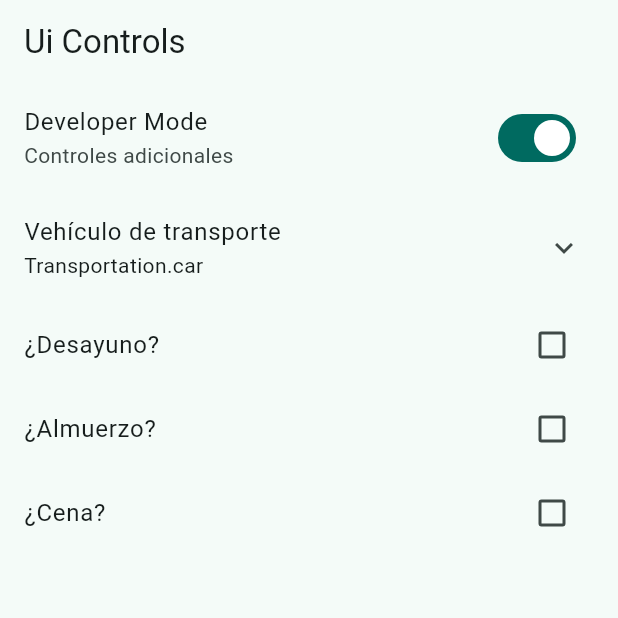
After one commit to jnovizki/widgets_app, a Flutter app: the UiControlsScreen screen opened by its route, on a phone screen of 412 x 824 dp, the top half of it. The commit adds this screen. Run offline on Flutter 3.47's test engine with Material 3 defaults, Android fonts, the phone set to English and light mode, and no system bars; our stand-ins replace go_router.

Commit message:
ui screen terminado

```diff
--- a/lib/config/menu/menu_items.dart
+++ b/lib/config/menu/menu_items.dart
@@ -41,4 +41,11 @@ const appMenuItems = <MenuItem>[
     icon: Icons.check_box_outlined),
 
 
+ MenuItem(
+    title: 'Ui Controls + Tiles',
+    subTitle: 'Una serie de controles de Flutter',
+    link:'/ui-controls',
+    icon: Icons.car_rental_outlined),
+
+
 ];
--- a/lib/config/router/app_router.dart
+++ b/lib/config/router/app_router.dart
@@ -37,5 +37,11 @@ final appRouter = GoRouter(
       name: AnimatedScreen.name,
       builder: (context, state) => AnimatedScreen(),
     ),
+
+    GoRoute(
+      path: '/ui-controls',
+      name: UiControlsScreen.name,
+      builder: (context, state) => UiControlsScreen(),
+    ),
   ],
 );
--- a/lib/main.dart
+++ b/lib/main.dart
@@ -15,7 +15,7 @@ class MainApp extends StatelessWidget {
       title: 'Flutter Widgets',
       routerConfig: appRouter,
       debugShowCheckedModeBanner: false,
-      theme: AppTheme(selectedColor: 0).getTheme(),
+      theme: AppTheme(selectedColor: 1).getTheme(),
     );
   }
 }
--- a/lib/presentation/screens/screens.dart
+++ b/lib/presentation/screens/screens.dart
@@ -6,4 +6,4 @@ export 'package:widgets_app/presentation/screens/home/home_screen.dart';
 export 'package:widgets_app/presentation/screens/infinite_scroll/infinite_scroll_screen.dart';
 export 'package:widgets_app/presentation/screens/progress/progress_screen.dart';
 export 'package:widgets_app/presentation/screens/snackbars/snackbar_screen.dart';
-export 'package:widgets_app/presentation/screens/ui_controlls/ui_constrolls_screen.dart';
+export 'package:widgets_app/presentation/screens/ui-controls/ui_constrolls_screen.dart';
--- /dev/null
+++ b/lib/presentation/screens/ui-controls/ui_constrolls_screen.dart
@@ -0,0 +1,126 @@
+import 'package:flutter/material.dart';
+
+class UiControlsScreen extends StatelessWidget {
+  static const name = 'ui_controlls_screen';
+  const UiControlsScreen({super.key});
+
+  @override
+  Widget build(BuildContext context) {
+    return Scaffold(
+      appBar: AppBar(title: const Text('Ui Controls')),
+      body: _UiControllsView(),
+    );
+  }
+}
+
+class _UiControllsView extends StatefulWidget {
+  const _UiControllsView();
+
+  @override
+  State<_UiControllsView> createState() => _UiControllsViewState();
+}
+
+enum Transportation { car, plane, boat, submarine }
+bool wantsBreakfast = false;
+bool wantsLunch = false;
+bool wantsDinner = false;
+
+
+class _UiControllsViewState extends State<_UiControllsView> {
+  bool isDeveloper = true;
+  Transportation selectedTransportation = Transportation.car;
+
+  @override
+  Widget build(BuildContext context) {
+    return ListView(
+      physics: ClampingScrollPhysics(),
+      children: [
+        SwitchListTile(
+          title: Text('Developer Mode'),
+          subtitle: Text('Controles adicionales'),
+          value: isDeveloper,
+          onChanged: (value) => {
+            setState(() {
+              isDeveloper = !isDeveloper;
+            }),
+          },
+        ),
+
+        ExpansionTile(
+          title: Text('Vehículo de transporte'),
+          subtitle: Text('$selectedTransportation'),
+          initiallyExpanded: false,
+          children: [
+            RadioListTile(
+              title: Text('By Car'),
+              subtitle: Text('Viajar por carro'),
+              value: Transportation.car,
+              groupValue: selectedTransportation,
+              onChanged: (value) => {
+                setState(() {
+                  selectedTransportation = Transportation.car;
+                }),
+              },
+            ),
+            RadioListTile(
+              title: Text('By Boat'),
+              subtitle: Text('Viajar por barco'),
+              value: Transportation.boat,
+              groupValue: selectedTransportation,
+              onChanged: (value) => {
+                setState(() {
+                  selectedTransportation = Transportation.boat;
+                }),
+              },
+            ),
+            RadioListTile(
+              title: Text('By Plane'),
+              subtitle: Text('Viajar por avión'),
+              value: Transportation.plane,
+              groupValue: selectedTransportation,
+              onChanged: (value) => {
+                setState(() {
+                  selectedTransportation = Transportation.plane;
+                }),
+              },
+            ),
+            RadioListTile(
+              title: Text('By Submarine'),
+              subtitle: Text('Viajar por submarino'),
+              value: Transportation.submarine,
+              groupValue: selectedTransportation,
+              onChanged: (value) => {
+                setState(() {
+                  selectedTransportation = Transportation.submarine;
+                }),
+              },
+            ),
+          ],
+        ),
+
+        CheckboxListTile(
+          title: Text('¿Desayuno?'),
+          value: wantsBreakfast,
+          onChanged: (value) => setState(() {
+            wantsBreakfast = !wantsBreakfast;
+          }),
+        ),
+        CheckboxListTile(
+          title: Text('¿Almuerzo?'),
+          value: wantsLunch,
+          onChanged: (value) => setState(() {
+            wantsLunch = !wantsLunch;
+          }),
+        ),
+        CheckboxListTile(
+          title: Text('¿Cena?'),
+          value: wantsDinner,
+          onChanged: (value) => setState(() {
+            wantsDinner = !wantsDinner;
+          }),
+        ),
+
+      ],
+    );
+  }
+}
--- a/lib/presentation/screens/ui_controlls/ui_constrolls_screen.dart
+++ /dev/null
@@ -1,11 +0,0 @@
-import 'package:flutter/material.dart';
-
-class UiConstrollsScreen extends StatelessWidget {
-  static const name = 'ui_controlls_screen';
-  const UiConstrollsScreen({super.key});
-
-  @override
-  Widget build(BuildContext context) {
-    return Container();
-  }
-}
```
